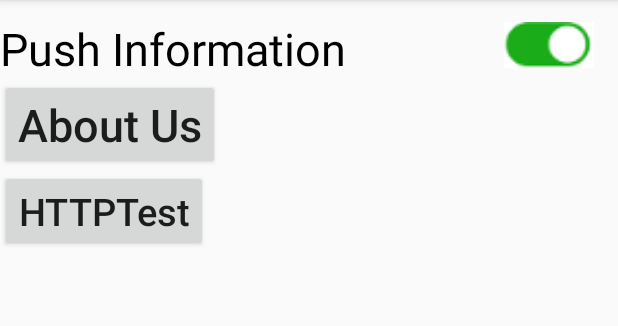
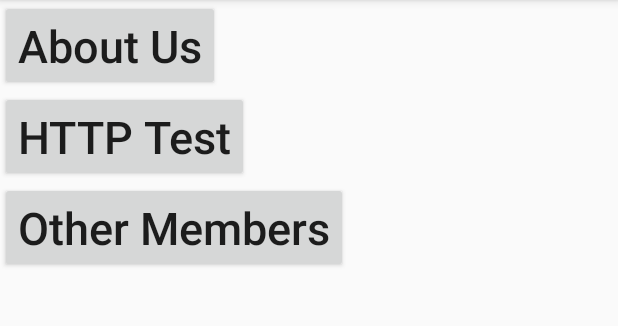
Before and after one commit to ShenTonyM/IntelligentLock, an Android app: the SettingActivity screen opened directly, with no data from a screen before it, on a phone screen of 412 x 824 dp, the part 84-410 px from its top. Run offline under Robolectric (Android 15) with nearby library versions, the phone set to English and light mode, and no system bars.

Commit message:
Add ListView for UserGroup

```diff
--- a/app/src/main/AndroidManifest.xml
+++ b/app/src/main/AndroidManifest.xml
@@ -2,8 +2,9 @@
 <manifest xmlns:android="http://schemas.android.com/apk/res/android"
     package="com.example.myf19.intelligentlock">
 
-    <uses-permission android:name="android.permission.WRITE_EXTERNAL_STORAGE"/>
-    <uses-permission android:name="android.permission.INTERNET"/>
+    <uses-permission android:name="android.permission.WRITE_EXTERNAL_STORAGE" />
+    <uses-permission android:name="android.permission.INTERNET" />
+
     <application
         android:allowBackup="true"
         android:icon="@mipmap/ic_launcher"
@@ -34,6 +35,7 @@
                 android:resource="@xml/file_paths" />
         </provider>
 
+        <activity android:name=".UserGroupActivity"></activity>
     </application>
 
 </manifest>
--- a/app/src/main/java/com/example/myf19/intelligentlock/SettingActivity.java
+++ b/app/src/main/java/com/example/myf19/intelligentlock/SettingActivity.java
@@ -30,5 +30,14 @@ public class SettingActivity extends AppCompatActivity {
                 startActivity(intent);
             }
         });
+
+        Button buttonOtherMembers = (Button) findViewById(R.id.buttonOtherMembers);
+        buttonOtherMembers.setOnClickListener(new View.OnClickListener() {
+            @Override
+            public void onClick(View v) {
+                Intent intent = new Intent(SettingActivity.this, UserGroupActivity.class);
+                startActivity(intent);
+            }
+        });
     }
 }
--- a/app/src/main/res/layout/activity_setting.xml
+++ b/app/src/main/res/layout/activity_setting.xml
@@ -1,23 +1,9 @@
 <?xml version="1.0" encoding="utf-8"?>
-<RelativeLayout xmlns:android="http://schemas.android.com/apk/res/android"
+<LinearLayout  xmlns:android="http://schemas.android.com/apk/res/android"
     android:orientation="vertical"
     android:layout_width="match_parent"
     android:layout_height="match_parent"
     android:weightSum="1">
-
-    <TextView
-        android:id="@+id/text_contacts"
-        android:layout_width="match_parent"
-        android:layout_height="wrap_content"
-        android:text="Push Information"
-        android:textSize="30sp"
-        android:textColor="#000000"
-        android:layout_marginTop="12dp"
-        android:layout_alignParentTop="true"
-        android:layout_alignParentLeft="true"
-        android:layout_alignParentStart="true" />
-
-
 
     <Button
         android:id="@+id/button_about"
@@ -25,28 +11,21 @@
         android:layout_height="wrap_content"
         android:text="About Us"
         android:textSize="30sp"
-        android:textAllCaps="false"
-        android:layout_below="@+id/text_contacts"
-        android:layout_alignParentLeft="true"
-        android:layout_alignParentStart="true" />
+        android:textAllCaps="false" />
     <Button
         android:id="@+id/buttonHTTPTest"
         android:layout_width="wrap_content"
         android:layout_height="wrap_content"
-        android:text="HTTPTest"
+        android:text="HTTP Test"
         android:textAllCaps="false"
-        android:layout_below="@+id/button_about"
-        android:textSize="25sp"/>
-    <ImageView
-        android:id="@+id/image_green"
-        android:layout_width="60sp"
-        android:layout_height="60sp"
-        android:src="@drawable/green"
-        android:layout_marginRight="16sp"
-        android:layout_marginEnd="16sp"
-        android:layout_alignParentTop="true"
-        android:layout_alignParentRight="true"
-        android:layout_alignParentEnd="true" />
+        android:textSize="30sp"/>
 
+    <Button
+        android:id="@+id/buttonOtherMembers"
+        android:layout_width="wrap_content"
+        android:layout_height="wrap_content"
+        android:text="Other Members"
+        android:textAllCaps="false"
+        android:textSize="30sp"/>
 
-</RelativeLayout>
+</LinearLayout>
```
Also changed, not shown: app/src/main/java/com/example/myf19/intelligentlock/Member.java (added, +22 -0 lines), app/src/main/java/com/example/myf19/intelligentlock/MemberAdapter.java (added, +51 -0 lines), app/src/main/java/com/example/myf19/intelligentlock/UserGroupActivity.java (added, +43 -0 lines), app/src/main/res/layout/activity_user_group.xml (added, +13 -0 lines), app/src/main/res/layout/user_item.xml (added, +19 -0 lines), app/src/main/res/drawable-xhdpi/banana_pic.png (added).
